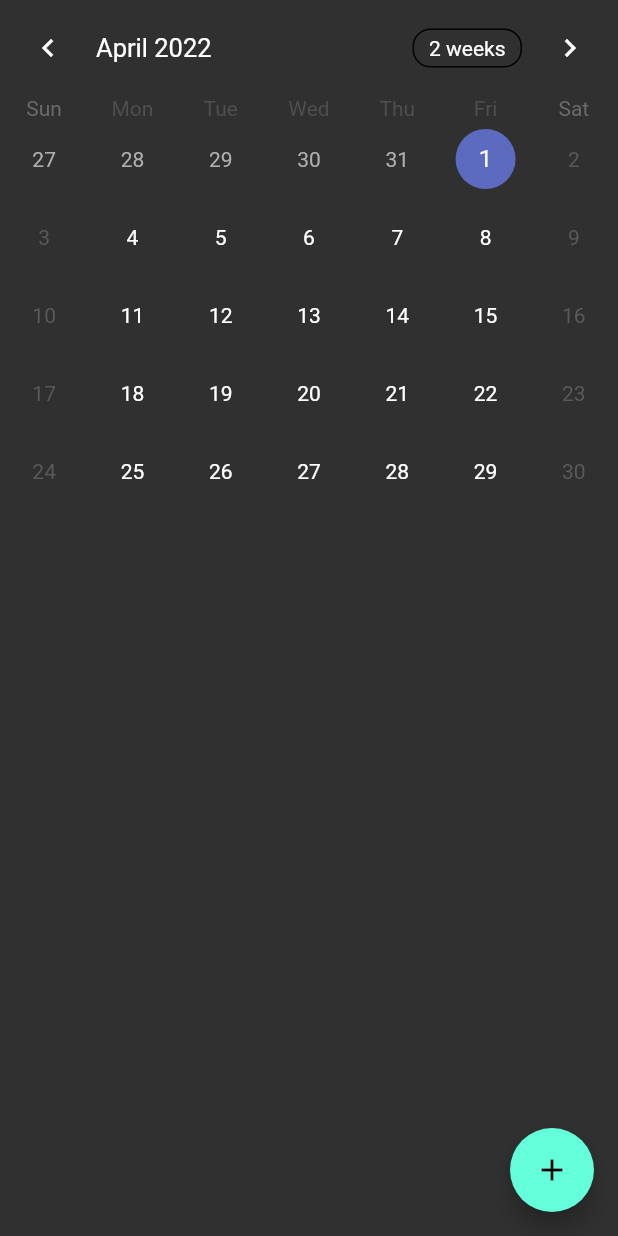
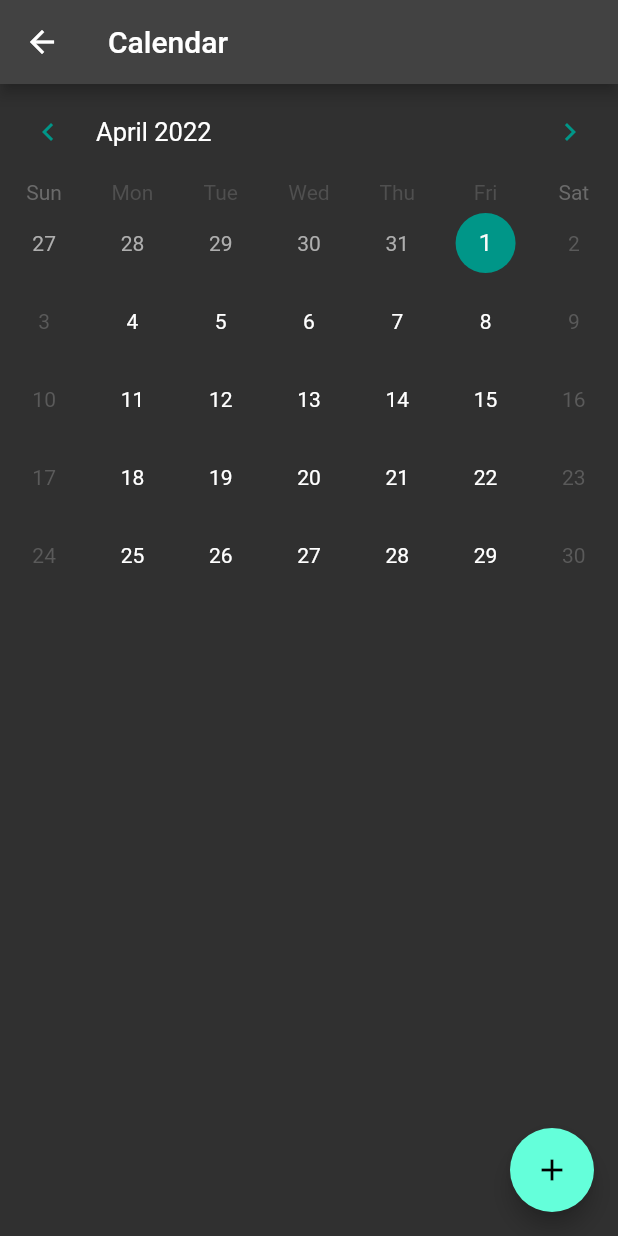
Before and after one commit to felix-blueinno/flutter_jeffrey_dev, a Flutter app: the screen it shows after launch, after a tap on "Calendar", on a phone screen of 412 x 824 dp. Run offline on Flutter 3.47's test engine with Material 2 defaults, Android fonts, the phone set to English and light mode, and no system bars; drawn by our look-alikes of table_calendar; our stand-ins replace image_picker; missing offline and left inert: day_night_time_picker; network calls fail.

Commit message:
able to show events on selected day

```diff
--- a/lib/calendar.dart
+++ b/lib/calendar.dart
@@ -1,5 +1,9 @@
+// ignore_for_file: prefer_const_constructors
+
 import 'package:flutter/material.dart';
-import 'package:flutter_jeffrey_dev/event.dart';
+import 'package:flutter_jeffrey_dev/event_page.dart';
+import 'package:flutter_jeffrey_dev/event_provider.dart';
+import 'package:provider/provider.dart';
 import 'package:table_calendar/table_calendar.dart';
 
 class CalendarPage extends StatefulWidget {
@@ -17,11 +21,56 @@ class _CalendarPageState extends State<CalendarPage> {
   Widget build(BuildContext context) {
     return Scaffold(
       floatingActionButton: FloatingActionButton(
-        onPressed: () =>
-            showDialog(context: context, builder: (context) => EventPage()),
+        onPressed: () => showDialog(
+          context: context,
+          builder: (context) => EventPage(_selectedDay),
+        ),
         child: Icon(Icons.add),
       ),
-      body: TableCalendar(
+      appBar: AppBar(title: Text('Calendar')),
+      body: Column(
+        children: [
+          calendar(),
+          events(),
+        ],
+      ),
+    );
+  }
+
+  Widget events() {
+    return Consumer<EventProvider>(
+      builder: (context, eventProvider, child) => Expanded(
+        child: ListView.builder(
+          itemCount: eventProvider.getEvents(_selectedDay).length,
+          itemBuilder: (context, index) {
+            Map event = eventProvider.getEvents(_selectedDay)[index];
+
+            String eventName = event['name'];
+            TimeOfDay fromTime = event['from'];
+            TimeOfDay toTime = event['to'];
+
+            return Padding(
+              padding: const EdgeInsets.all(16.0),
+              child: Column(
+                crossAxisAlignment: CrossAxisAlignment.start,
+                children: [
+                  Text('Event: '),
+                  Text(eventName),
+                  Text('From: '),
+                  Text(fromTime.format(context)),
+                  Text('To: '),
+                  Text(toTime.format(context)),
+                ],
+              ),
+            );
+          },
+        ),
+      ),
+    );
+  }
+
+  Widget calendar() {
+    return TableCalendar(
       currentDay: DateTime.now(),
       focusedDay: _focusedDay,
       firstDay: DateTime(2000),
@@ -35,6 +84,16 @@ class _CalendarPageState extends State<CalendarPage> {
         _focusedDay = focusedDay;
         setState(() {});
       },
+      calendarStyle: CalendarStyle(
+        selectedDecoration:
+            BoxDecoration(color: Colors.teal[500], shape: BoxShape.circle),
+        todayDecoration:
+            BoxDecoration(color: Colors.teal[300], shape: BoxShape.circle),
+      ),
+      headerStyle: HeaderStyle(
+        leftChevronIcon: Icon(Icons.chevron_left, color: Colors.teal),
+        rightChevronIcon: Icon(Icons.chevron_right, color: Colors.teal),
+        formatButtonVisible: false,
       ),
     );
   }
```
Also changed, not shown: pubspec.lock, 5 other files. Lines whose indentation alone changed are shown as unchanged.
